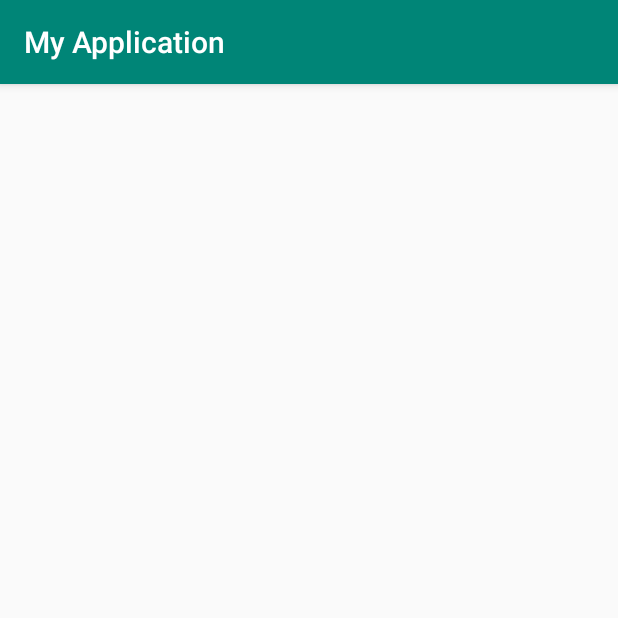
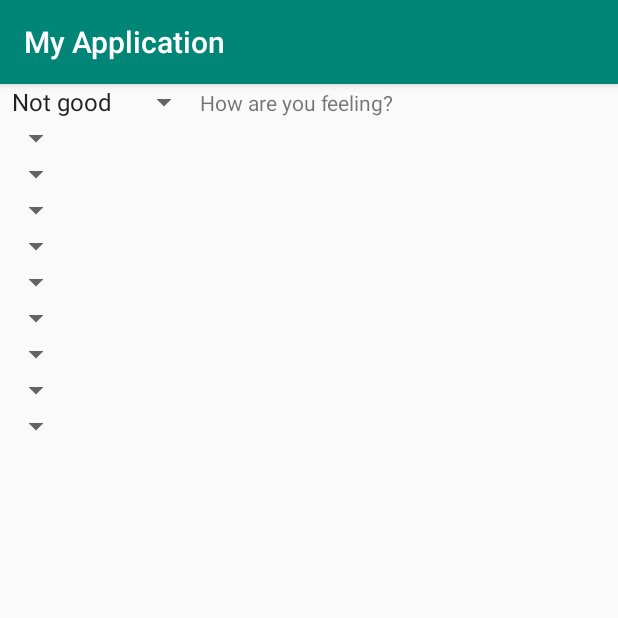
Before and after one commit to J50/Nemosi, an Android app: the DailyTest screen opened directly, with no data from a screen before it, on a phone screen of 412 x 824 dp, the top half of it. Run offline under Robolectric (Android 15) with nearby library versions, the phone set to English and light mode, and no system bars.

Commit message:
created the framework for questions-answers

```diff
--- a/app/src/main/java/com/cmu/Nemosi/DailyTest.java
+++ b/app/src/main/java/com/cmu/Nemosi/DailyTest.java
@@ -3,6 +3,13 @@ package com.cmu.Nemosi;
 import androidx.appcompat.app.AppCompatActivity;
 
 import android.os.Bundle;
+import android.widget.ArrayAdapter;
+import android.widget.LinearLayout;
+import android.widget.Spinner;
+import android.widget.TextView;
+
+import java.util.ArrayList;
+import java.util.List;
 
 public class DailyTest extends AppCompatActivity {
 
@@ -10,5 +17,39 @@ public class DailyTest extends AppCompatActivity {
     protected void onCreate(Bundle savedInstanceState) {
         super.onCreate(savedInstanceState);
         setContentView(R.layout.activity_daily_test);
+
+//        TextView myTextView = findViewById(R.id.myTextView);
+//        myTextView.setText("Welcome to Daily Check-in");
+
+        // initialize arrays for each question-input
+        ArrayList<Spinner> spinners = new ArrayList<Spinner>();
+        ArrayList<TextView> questions = new ArrayList<TextView>();
+        ArrayList<LinearLayout> layouts = new ArrayList<LinearLayout>();
+        ArrayList<String> question_strings = new ArrayList<String>();
+
+        // set each layout for each question-input
+        LinearLayout bigLayout = findViewById(R.id.bigLayout);
+        for (int i = 0; i < 10; i++) {
+            questions.add(new TextView(this));
+            spinners.add(new Spinner(this));
+            layouts.add(new LinearLayout(this));
+            layouts.get(i).addView(spinners.get(i));
+            layouts.get(i).addView(questions.get(i));
+            layouts.get(i).setOrientation(LinearLayout.HORIZONTAL);
+            bigLayout.addView(layouts.get(i));
+        }
+
+        // first question
+        questions.get(0).setText("How are you feeling?");
+        List<String> severity = new ArrayList<String>(4);
+        severity.add("Not good");
+        severity.add("Moderate");
+        severity.add("Good");
+        severity.add("Excellent");
+        ArrayAdapter<String> firstAdapter = new ArrayAdapter<String>(this,
+                android.R.layout.simple_spinner_item, severity);
+        firstAdapter.setDropDownViewResource(android.R.layout.simple_spinner_dropdown_item);
+        spinners.get(0).setAdapter(firstAdapter);
+
     }
 }
--- a/app/src/main/res/layout/activity_daily_test.xml
+++ b/app/src/main/res/layout/activity_daily_test.xml
@@ -1,9 +1,36 @@
 <?xml version="1.0" encoding="utf-8"?>
-<androidx.constraintlayout.widget.ConstraintLayout xmlns:android="http://schemas.android.com/apk/res/android"
-    xmlns:app="http://schemas.android.com/apk/res-auto"
-    xmlns:tools="http://schemas.android.com/tools"
+<ScrollView xmlns:android="http://schemas.android.com/apk/res/android"
     android:layout_width="match_parent"
     android:layout_height="match_parent"
-    tools:context=".DailyTest">
+    android:orientation="vertical">
 
-</androidx.constraintlayout.widget.ConstraintLayout>
+    <LinearLayout
+            android:layout_width="match_parent"
+            android:layout_height="wrap_content"
+            android:orientation="vertical"
+            android:id="@+id/bigLayout">
+
+
+        <!--<LinearLayout-->
+            <!--android:layout_width="match_parent"-->
+            <!--android:layout_height="wrap_content"-->
+            <!--android:orientation="horizontal">-->
+
+            <!--<TextView-->
+                <!--android:id="@+id/textView2"-->
+                <!--android:layout_width="wrap_content"-->
+                <!--android:layout_height="wrap_content"-->
+                <!--android:text="Daily Test2"-->
+                <!--android:padding="10dip">-->
+            <!--</TextView>-->
+
+            <!--<Spinner-->
+                <!--android:id="@+id/planets_spinner"-->
+                <!--android:layout_width="fill_parent"-->
+                <!--android:layout_height="wrap_content">-->
+            <!--</Spinner>-->
+
+        <!--</LinearLayout>-->
+
+    </LinearLayout>
+</ScrollView>
```
